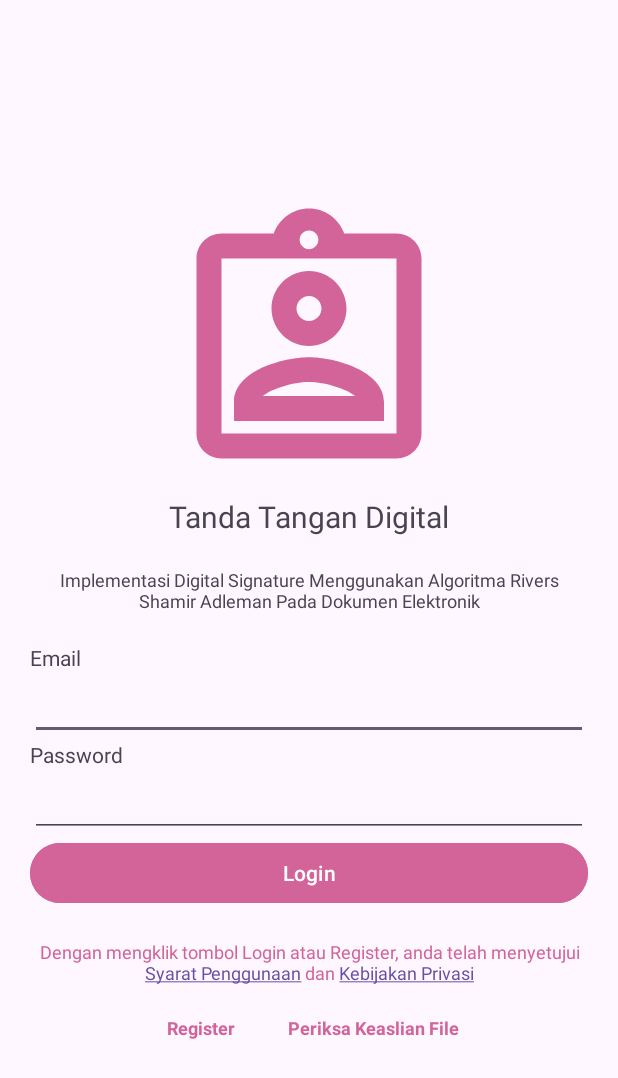
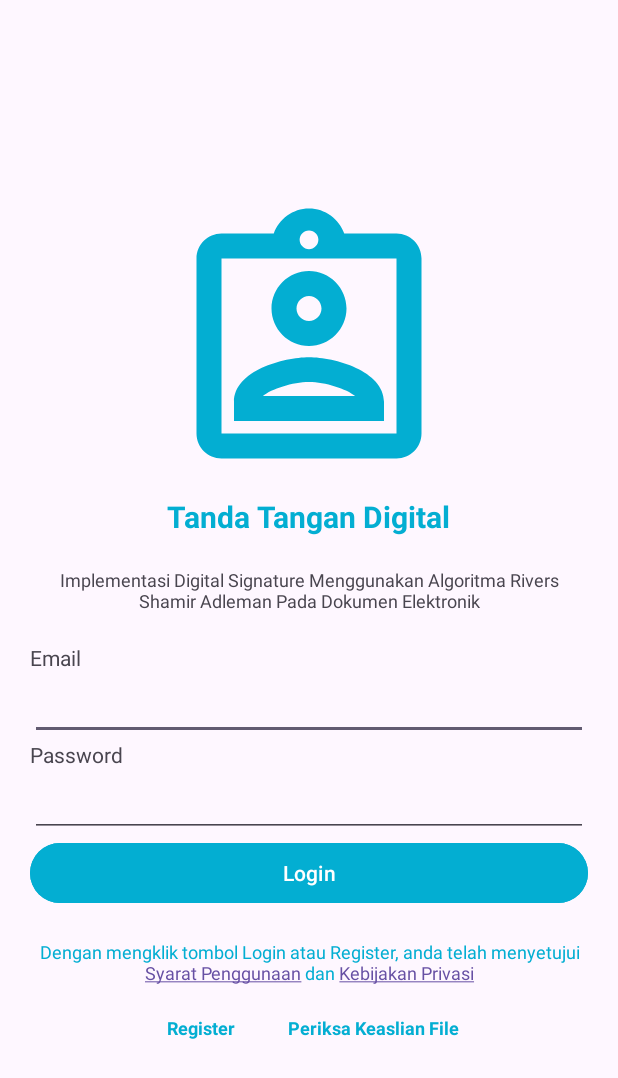
Before and after one commit to kickymaulana/tanda_tangan_digital_android, an Android app: the screen it shows after launch (Login), on a phone screen of 412 x 824 dp. Shown: the top 1078 px of the screen. Run offline under Robolectric (Android 15) with nearby library versions, the phone set to English and light mode, and no system bars; libraries missing offline, so code that uses them is left out: com.androidnetworking, com.androidnetworking.common, com.androidnetworking.error, com.androidnetworking.interfaces; plain views replace SpinKitView.

Commit message:
perbaikan tampilan menjadi biru

```diff
--- a/app/build.gradle.kts
+++ b/app/build.gradle.kts
@@ -10,8 +10,8 @@ android {
         applicationId = "com.kickymaulana.tandatangandigital"
         minSdk = 24
         targetSdk = 34
-        versionCode = 3
-        versionName = "1.3"
+        versionCode = 4
+        versionName = "1.4"
 
         testInstrumentationRunner = "androidx.test.runner.AndroidJUnitRunner"
     }
--- a/app/src/main/res/drawable/outline_assignment_ind_24.xml
+++ b/app/src/main/res/drawable/outline_assignment_ind_24.xml
@@ -1,4 +1,4 @@
-<vector xmlns:android="http://schemas.android.com/apk/res/android" android:height="200dp" android:tint="#D2649A" android:viewportHeight="24" android:viewportWidth="24" android:width="200dp">
+<vector xmlns:android="http://schemas.android.com/apk/res/android" android:height="200dp" android:tint="#03AED2" android:viewportHeight="24" android:viewportWidth="24" android:width="200dp">
 
     <path android:fillColor="@android:color/white" android:pathData="M19,3h-4.18C14.4,1.84 13.3,1 12,1s-2.4,0.84 -2.82,2L5,3c-1.1,0 -2,0.9 -2,2v14c0,1.1 0.9,2 2,2h14c1.1,0 2,-0.9 2,-2L21,5c0,-1.1 -0.9,-2 -2,-2zM12,2.75c0.22,0 0.41,0.1 0.55,0.25 0.12,0.13 0.2,0.31 0.2,0.5 0,0.41 -0.34,0.75 -0.75,0.75s-0.75,-0.34 -0.75,-0.75c0,-0.19 0.08,-0.37 0.2,-0.5 0.14,-0.15 0.33,-0.25 0.55,-0.25zM19,19L5,19L5,5h14v14zM12,6c-1.65,0 -3,1.35 -3,3s1.35,3 3,3 3,-1.35 3,-3 -1.35,-3 -3,-3zM12,10c-0.55,0 -1,-0.45 -1,-1s0.45,-1 1,-1 1,0.45 1,1 -0.45,1 -1,1zM6,16.47L6,18h12v-1.53c0,-2.5 -3.97,-3.58 -6,-3.58s-6,1.07 -6,3.58zM8.31,16c0.69,-0.56 2.38,-1.12 3.69,-1.12s3.01,0.56 3.69,1.12L8.31,16z"/>
 
--- a/app/src/main/res/layout/activity_login.xml
+++ b/app/src/main/res/layout/activity_login.xml
@@ -23,8 +23,10 @@
         <androidx.appcompat.widget.AppCompatTextView
             android:text="Tanda Tangan Digital"
             android:textSize="20dp"
+            android:textStyle="bold"
             android:layout_width="wrap_content"
             android:layout_gravity="center"
+            android:textColor="@color/warna_aku"
             android:layout_height="wrap_content"/>
 
         <androidx.appcompat.widget.AppCompatTextView
--- a/app/src/main/res/values/colors.xml
+++ b/app/src/main/res/values/colors.xml
@@ -2,5 +2,5 @@
 <resources>
     <color name="black">#FF000000</color>
     <color name="white">#FFFFFFFF</color>
-    <color name="warna_aku">#D2649A</color>
+    <color name="warna_aku">#03AED2</color>
 </resources>
```
Also changed, not shown: app/src/main/ic_launcher-playstore.png, app/src/main/res/mipmap-hdpi/ic_launcher.webp, app/src/main/res/mipmap-hdpi/ic_launcher_foreground.webp, app/src/main/res/mipmap-hdpi/ic_launcher_round.webp, app/src/main/res/mipmap-mdpi/ic_launcher.webp, app/src/main/res/mipmap-mdpi/ic_launcher_foreground.webp, app/src/main/res/mipmap-mdpi/ic_launcher_round.webp, app/src/main/res/mipmap-xhdpi/ic_launcher.webp, app/src/main/res/mipmap-xhdpi/ic_launcher_foreground.webp, app/src/main/res/mipmap-xhdpi/ic_launcher_round.webp, app/src/main/res/mipmap-xxhdpi/ic_launcher.webp, app/src/main/res/mipmap-xxhdpi/ic_launcher_foreground.webp, app/src/main/res/mipmap-xxhdpi/ic_launcher_round.webp, app/src/main/res/mipmap-xxxhdpi/ic_launcher.webp, 2 more files.
